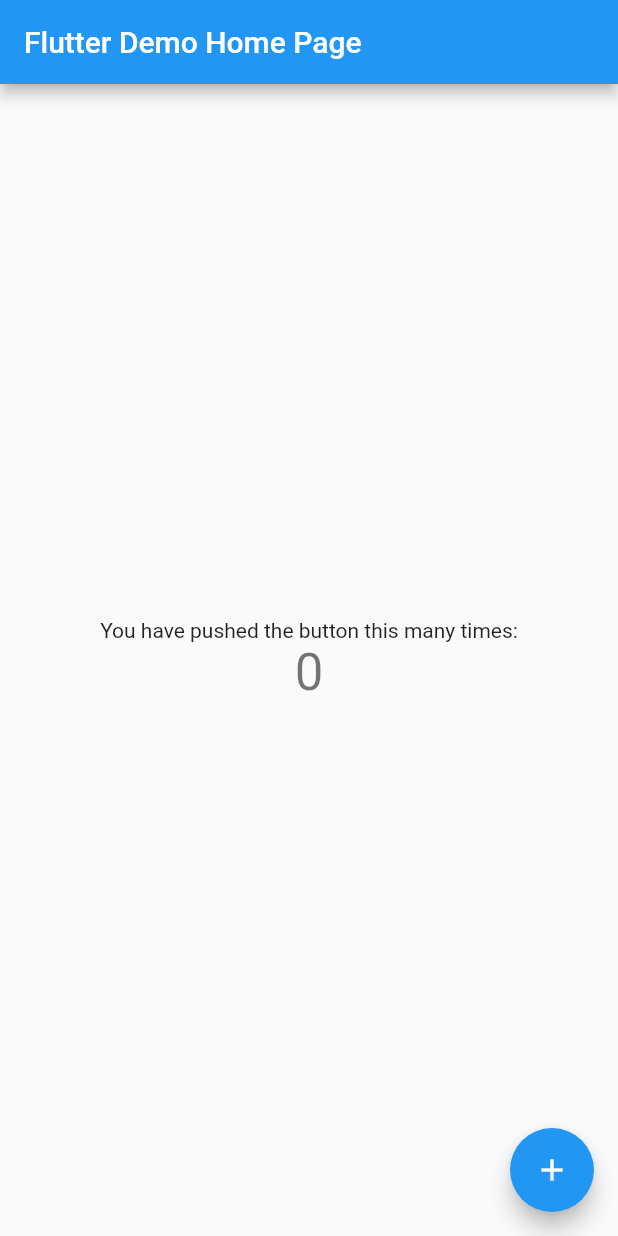
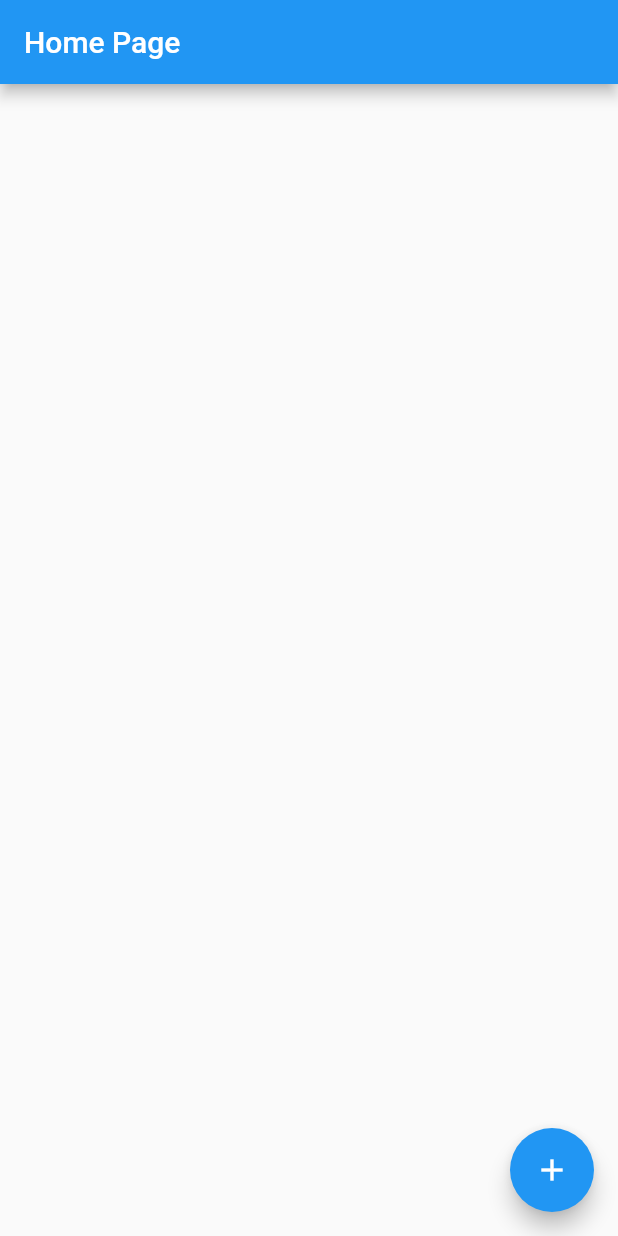
Before and after one commit to AnshikaDixit/add_contacts, a Flutter app: the screen it shows after launch, on a phone screen of 412 x 824 dp. Run offline on Flutter 3.47's test engine with Material 2 defaults, Android fonts, the phone set to English and light mode, and no system bars.

Commit message:
add contacts to the contactBook

```diff
--- a/lib/main.dart
+++ b/lib/main.dart
@@ -13,57 +13,109 @@
       theme: ThemeData(
         primarySwatch: Colors.blue,
       ),
-      home: const MyHomePage(title: 'Flutter Demo Home Page'),
+      home: const HomePage(),
+      routes: {
+        '/new-contact': (context) => const NewContactView(),
+      },
     );
   }
 }
 
-class MyHomePage extends StatefulWidget {
-  const MyHomePage({super.key, required this.title});
-  final String title;
-
-  @override
-  State<MyHomePage> createState() => _MyHomePageState();
+class Contact {
+  final String name;
+  const Contact({required this.name});
 }
 
-class _MyHomePageState extends State<MyHomePage> {
-  int _counter = 0;
+class ContactBook {
+  //singleton - one instance in entire app
+  ContactBook._sharedInstance(); //private const.
+  static final ContactBook _shared = ContactBook._sharedInstance();
 
-  void _incrementCounter() {
-    setState(() {
-      _counter++;
-    });
+  factory ContactBook() => _shared;
+
+  //storage for contacts
+  final List<Contact> _contacts = [];
+
+  int get length => _contacts.length;
+
+  void add({required Contact contact}) {
+    _contacts.add(contact);
   }
+
+  void remove({required Contact contact}) {
+    _contacts.remove(contact);
+  }
+
+  //return contact using its index
+  Contact? contact({required int atIndex}) =>
+      _contacts.length > atIndex ? _contacts[atIndex] : null;
+}
+
+class HomePage extends StatelessWidget {
+  const HomePage({super.key});
 
   @override
   Widget build(BuildContext context) {
-
+    //instance of ContactBook() to display contacts
+    final contactBook = ContactBook();
     return Scaffold(
       appBar: AppBar(
+        title: const Text('Home Page'),
+      ),
+      body: ListView.builder(
+          itemCount: contactBook.length,
+          itemBuilder: (context, index) {
+            final contact = contactBook.contact(atIndex: index)!;
+            return ListTile(
+              //for every contact we want to display the ListTile and for that we will use contact atindex function defined above to create contact
+              title: Text(contact.name),
+            );
+          }),
 
-        title: Text(widget.title),
-      ),
-      body: Center(
-
-        child: Column(
-
-          mainAxisAlignment: MainAxisAlignment.center,
-          children: <Widget>[
-            const Text(
-              'You have pushed the button this many times:',
-            ),
-            Text(
-              '$_counter',
-              style: Theme.of(context).textTheme.headline4,
-            ),
-          ],
-        ),
-      ),
+      //FAB to add new contacts to the list to be displayed
       floatingActionButton: FloatingActionButton(
-        onPressed: _incrementCounter,
-        tooltip: 'Increment',
+        onPressed: () {
+          Navigator.of(context).pushNamed('/new-contact');
+        },
         child: const Icon(Icons.add),
       ),
     );
   }
 }
+
+//to actually add contacts we need to create a stateful widget
+class NewContactView extends StatefulWidget {
+  const NewContactView({super.key});
+
+  @override
+  State<NewContactView> createState() => _NewContactViewState();
+}
+
+class _NewContactViewState extends State<NewContactView> {
+  late final TextEditingController _controller;
+  @override
+  Widget build(BuildContext context) {
+    return Scaffold(
+      appBar: AppBar(
+        title: const Text('Add a new Contact'),
+      ),
+      body: Column(
+        children: [
+          TextField(
+            controller: _controller,
+            decoration: const InputDecoration(
+              hintText: 'Enter a new Contact name here..',
+            ),
+          ),
+          TextButton(
+              onPressed: () {
+                final contact = Contact(name: _controller.text);
+                ContactBook().add(contact: contact);
+                Navigator.of(context).pop();
+              },
+              child: const Text('Add Contact'))
+        ],
+      ),
+    );
+  }
+}
```
